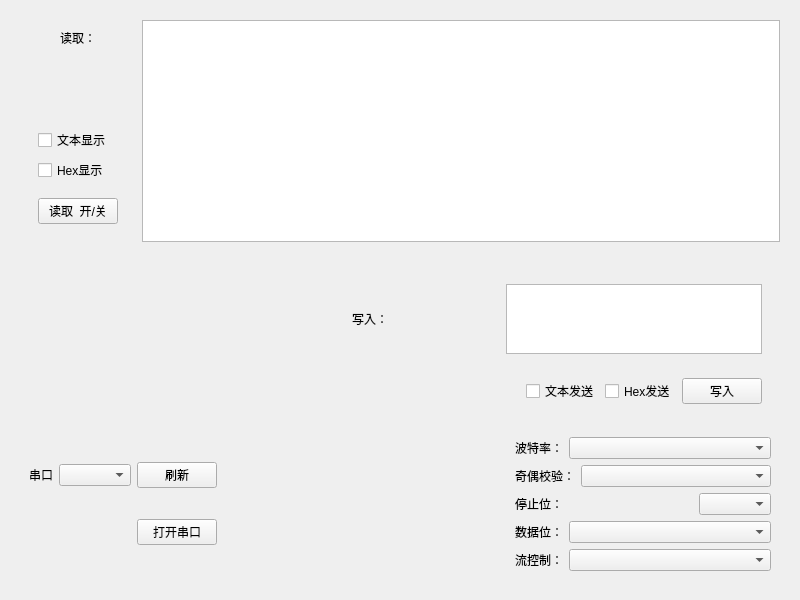
Old version of the form widget.ui in the repository nex-bin/QTserialport01.
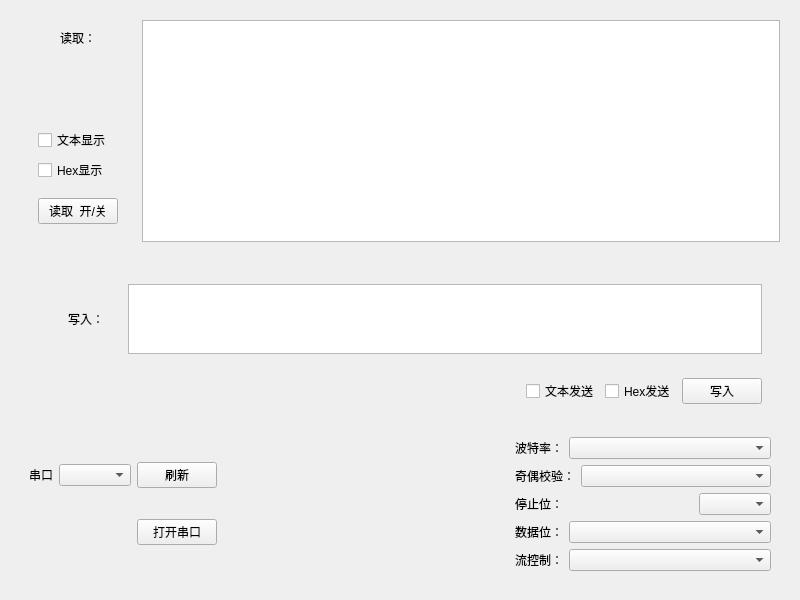
New version of the form.

Commit message: autofind port

```diff
--- a/widget.ui
+++ b/widget.ui
@@ -210,9 +210,12 @@
               <property name="orientation">
                <enum>Qt::Orientation::Horizontal</enum>
               </property>
+              <property name="sizeType">
+               <enum>QSizePolicy::Policy::Minimum</enum>
+              </property>
               <property name="sizeHint" stdset="0">
                <size>
-                <width>10</width>
+                <width>30</width>
                 <height>20</height>
                </size>
               </property>
@@ -224,21 +227,8 @@
          <item row="0" column="1">
           <widget class="QWidget" name="widget_6" native="true">
            <layout class="QGridLayout" name="gridLayout_7">
-            <item row="0" column="1">
-             <widget class="QTextEdit" name="textEdit"/>
-            </item>
             <item row="0" column="0">
-             <spacer name="horizontalSpacer_4">
-              <property name="orientation">
-               <enum>Qt::Orientation::Horizontal</enum>
-              </property>
-              <property name="sizeHint" stdset="0">
-               <size>
-                <width>10</width>
-                <height>20</height>
-               </size>
-              </property>
-             </spacer>
+             <widget class="QTextEdit" name="textEdit"/>
             </item>
            </layout>
           </widget>
```
The commit also changes 2 other files.
